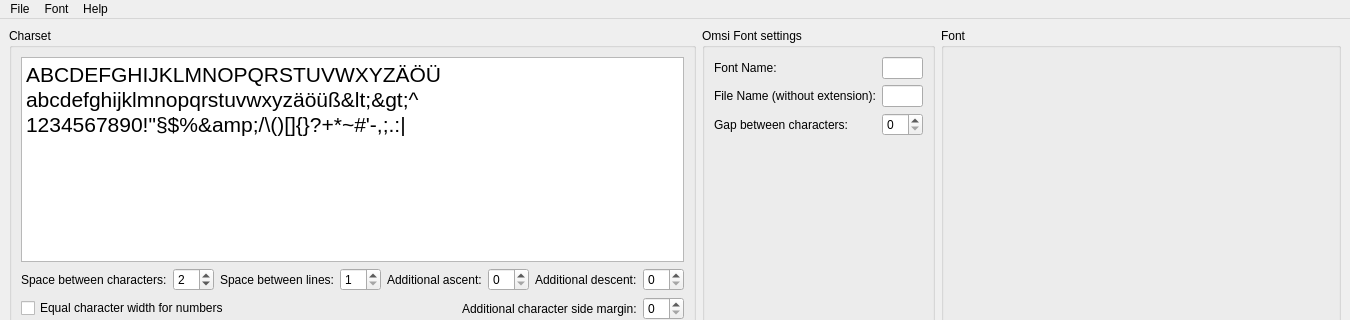
ma7t3/OmsiFontGenerator, file mainwindow.ui: the form before one commit; both pictures show x 0 to 1350 and y 0 to 320 of the 1350 by 700 pixel window.
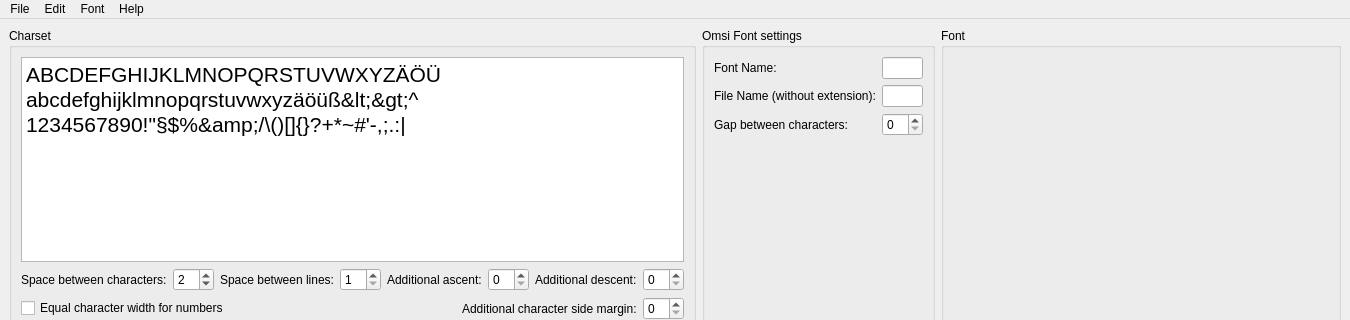
The form after the commit. Custom widgets are drawn as their Qt base class.

What changed in the file:
```diff
--- a/mainwindow.ui
+++ b/mainwindow.ui
@@ -403,7 +403,14 @@
     <addaction name="actionExport_Font"/>
     <addaction name="actionExportBmp"/>
    </widget>
+   <widget class="QMenu" name="menuEdit">
+    <property name="title">
+     <string>Edit</string>
+    </property>
+    <addaction name="actionPreferences"/>
+   </widget>
    <addaction name="menuFile"/>
+   <addaction name="menuEdit"/>
    <addaction name="menuFont"/>
    <addaction name="menuHelp"/>
   </widget>
```
Left out of the diff: 8 changed lines with no effect on the pictures.
